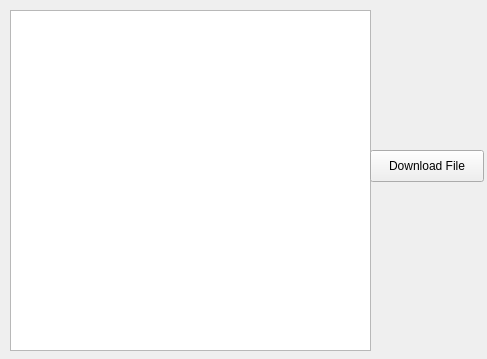
profanum429/v800_downloader, file src/ui/v800fs.ui: the form before one commit.
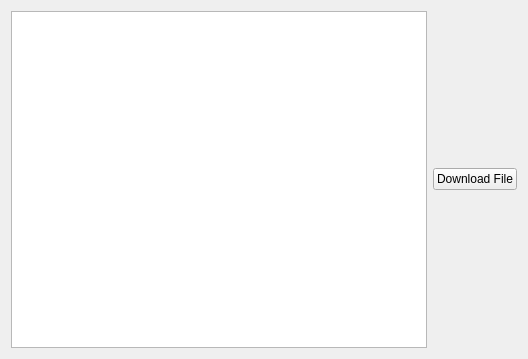
The form after the commit.

Commit message: Fixed layout of the FS browser

Patch:
```diff
--- a/src/ui/v800fs.ui
+++ b/src/ui/v800fs.ui
@@ -6,39 +6,29 @@
    <rect>
     <x>0</x>
     <y>0</y>
-    <width>487</width>
+    <width>528</width>
     <height>359</height>
    </rect>
   </property>
   <property name="windowTitle">
    <string>Form</string>
   </property>
+  <layout class="QGridLayout" name="gridLayout">
+   <item row="0" column="0">
   <widget class="QTreeWidget" name="v800Tree">
-   <property name="geometry">
-    <rect>
-     <x>10</x>
-     <y>10</y>
-     <width>361</width>
-     <height>341</height>
-    </rect>
-   </property>
    <property name="columnCount">
     <number>0</number>
    </property>
   </widget>
+   </item>
+   <item row="0" column="1">
   <widget class="QPushButton" name="downloadBtn">
-   <property name="geometry">
-    <rect>
-     <x>370</x>
-     <y>150</y>
-     <width>114</width>
-     <height>32</height>
-    </rect>
-   </property>
    <property name="text">
     <string>Download File</string>
    </property>
   </widget>
+   </item>
+  </layout>
  </widget>
  <resources/>
  <connections/>
```
Lines whose indentation alone changed are shown as unchanged.
